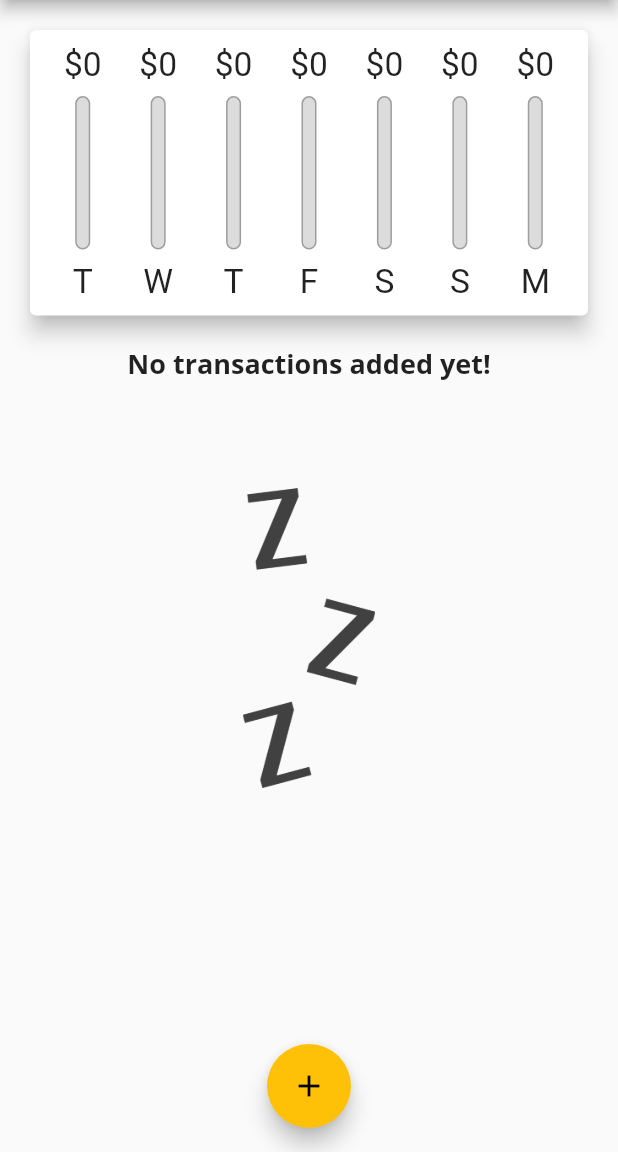
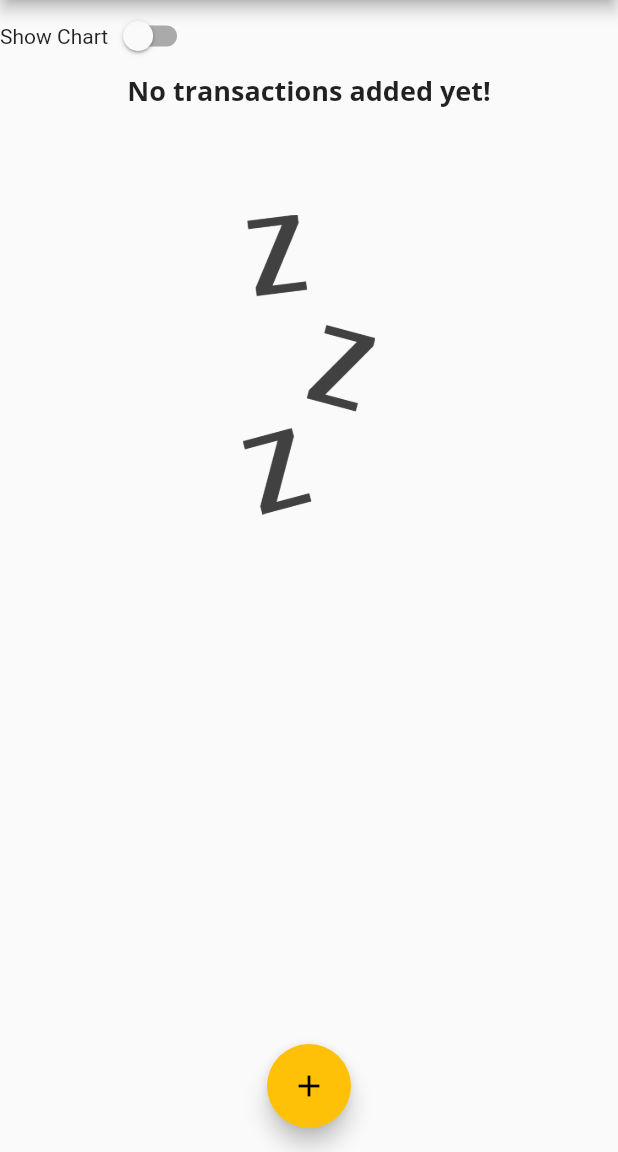
Before and after one commit to Alen87/Flutter, a Flutter app: the screen it shows after launch, on a phone screen of 412 x 824 dp, the part 84-1236 px from its top. Run offline on Flutter 3.47's test engine with Material 2 defaults, Android fonts, the phone set to English and light mode, and no system bars.

```diff
--- a/projects/personal_expenses_app/lib/main.dart
+++ b/projects/personal_expenses_app/lib/main.dart
@@ -1,12 +1,17 @@
 // ignore_for_file: prefer_const_constructors, use_key_in_widget_constructors, prefer_const_literals_to_create_immutables
 
 import 'package:flutter/material.dart';
+import 'package:flutter/services.dart';
 import './widgets/transaction_list.dart';
 import './widgets/new_transaction.dart';
 import './models/transaction.dart';
 import './widgets/chart.dart';
+import 'package:flutter/services.dart';
 
 void main() {
+  /* WidgetsFlutterBinding.ensureInitialized();
+  SystemChrome.setPreferredOrientations(
+      [DeviceOrientation.portraitDown, DeviceOrientation.portraitUp]);*/
   runApp(MyApp());
 }
 
@@ -60,6 +65,8 @@ class _MyHomePageState extends State<MyHomePage> {
     //   date: DateTime.now(),
     // ),
   ];
+
+  bool _showChar = false;
 
   List<Transaction> get _recentTransactions {
     return _userTransactions.where((tx) {
@@ -126,18 +133,34 @@ class _MyHomePageState extends State<MyHomePage> {
           //mainAxisAlignment: MainAxisAlignment.start,
           crossAxisAlignment: CrossAxisAlignment.stretch,
           children: <Widget>[
-            Container(
+            Row(
+              children: <Widget>[
+                Text('Show Chart'),
+                Switch(
+                  value: _showChar,
+                  onChanged: (val) {
+                    setState(() {
+                      _showChar = val;
+                    });
+                  },
+                ),
+              ],
+            ),
+            _showChar
+                ? Container(
                     height: (MediaQuery.of(context).size.height -
                             appBar.preferredSize.height -
                             MediaQuery.of(context).padding.top) *
                         0.3,
-                child: Chart(_recentTransactions)),
-            Container(
+                    child: Chart(_recentTransactions),
+                  )
+                : Container(
                     height: (MediaQuery.of(context).size.height -
                             appBar.preferredSize.height -
                             MediaQuery.of(context).padding.top) *
                         0.7,
-                child: TransactionList(_userTransactions, _deleteTransaction)),
+                    child:
+                        TransactionList(_userTransactions, _deleteTransaction)),
           ],
         ),
       ),
```
Lines whose indentation alone changed are shown as unchanged.
